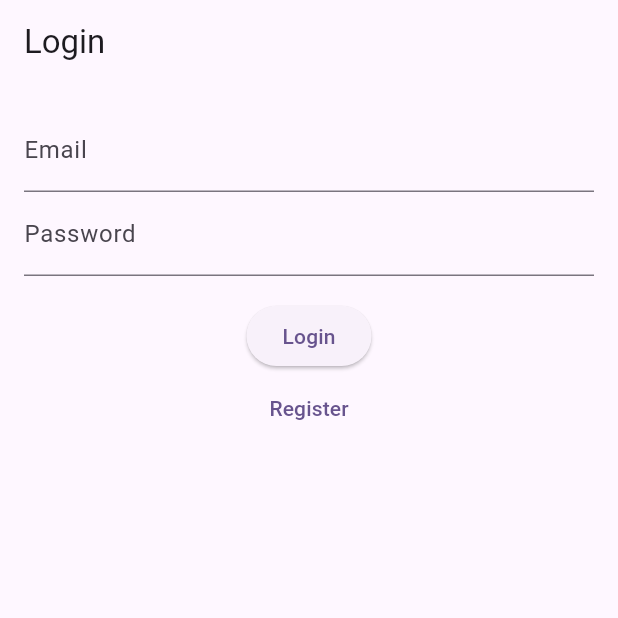
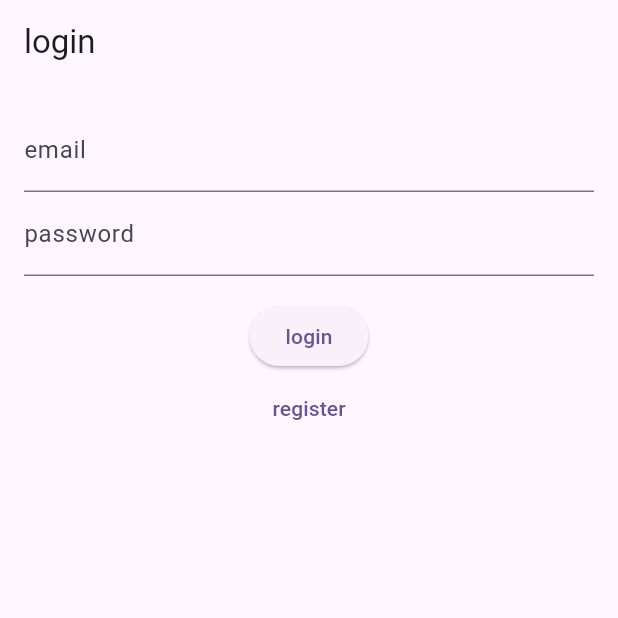
Before and after one commit to geonidas6/Laryo, a Flutter app: the screen it shows after launch, on a phone screen of 412 x 824 dp, the top half of it. Run offline on Flutter 3.47's test engine with Material 3 defaults, Android fonts, the phone set to English and light mode, and no system bars; our stand-ins replace easy_localization, flutter_dotenv, shared_preferences; network calls fail.

```diff
--- a/flutterapp/lib/main.dart
+++ b/flutterapp/lib/main.dart
@@ -1,15 +1,26 @@
 import 'package:flutter/material.dart';
+import 'package:easy_localization/easy_localization.dart';
 import 'package:flutter_dotenv/flutter_dotenv.dart';
 import 'services/auth_service.dart';
+import 'services/translation_service.dart';
 import 'screens/login_screen.dart';
 import 'screens/profile_screen.dart';
 
 Future<void> main() async {
   WidgetsFlutterBinding.ensureInitialized();
+  await EasyLocalization.ensureInitialized();
   await dotenv.load(fileName: '.env');
   final auth = AuthService();
   final token = await auth.getToken();
-  runApp(MyApp(initialToken: token));
+  runApp(
+    EasyLocalization(
+      supportedLocales: const [Locale('en'), Locale('fr')],
+      fallbackLocale: const Locale('en'),
+      path: '',
+      assetLoader: ApiAssetLoader(),
+      child: MyApp(initialToken: token),
+    ),
+  );
 }
 
 class MyApp extends StatelessWidget {
@@ -23,6 +34,9 @@ class MyApp extends StatelessWidget {
       theme: ThemeData(
         colorScheme: ColorScheme.fromSeed(seedColor: Colors.deepPurple),
       ),
+      localizationsDelegates: context.localizationDelegates,
+      supportedLocales: context.supportedLocales,
+      locale: context.locale,
       home: initialToken == null ? const LoginScreen() : const ProfileScreen(),
     );
   }
--- a/flutterapp/lib/screens/login_screen.dart
+++ b/flutterapp/lib/screens/login_screen.dart
@@ -1,4 +1,5 @@
 import 'package:flutter/material.dart';
+import 'package:easy_localization/easy_localization.dart';
 import '../services/api_service.dart';
 import '../services/auth_service.dart';
 import 'profile_screen.dart';
@@ -36,14 +37,14 @@ class _LoginScreenState extends State<LoginScreen> {
       );
     } else {
       ScaffoldMessenger.of(context)
-          .showSnackBar(const SnackBar(content: Text('Login failed')));
+          .showSnackBar(SnackBar(content: Text('login_failed'.tr())));
     }
   }
 
   @override
   Widget build(BuildContext context) {
     return Scaffold(
-      appBar: AppBar(title: const Text('Login')),
+      appBar: AppBar(title: Text('login'.tr())),
       body: Padding(
         padding: const EdgeInsets.all(16.0),
         child: Form(
@@ -52,19 +53,19 @@ class _LoginScreenState extends State<LoginScreen> {
             children: [
               TextFormField(
                 controller: _emailController,
-                decoration: const InputDecoration(labelText: 'Email'),
-                validator: (v) => v == null || v.isEmpty ? 'Required' : null,
+                decoration: InputDecoration(labelText: 'email'.tr()),
+                validator: (v) => v == null || v.isEmpty ? 'required'.tr() : null,
               ),
               TextFormField(
                 controller: _passwordController,
-                decoration: const InputDecoration(labelText: 'Password'),
+                decoration: InputDecoration(labelText: 'password'.tr()),
                 obscureText: true,
-                validator: (v) => v == null || v.isEmpty ? 'Required' : null,
+                validator: (v) => v == null || v.isEmpty ? 'required'.tr() : null,
               ),
               const SizedBox(height: 16),
               ElevatedButton(
                 onPressed: _isLoading ? null : _submit,
-                child: const Text('Login'),
+                child: Text('login'.tr()),
               ),
               TextButton(
                 onPressed: () {
@@ -73,7 +74,7 @@ class _LoginScreenState extends State<LoginScreen> {
                         builder: (_) => const RegistrationScreen()),
                   );
                 },
-                child: const Text('Register'),
+                child: Text('register'.tr()),
               )
             ],
           ),
--- a/flutterapp/lib/screens/profile_screen.dart
+++ b/flutterapp/lib/screens/profile_screen.dart
@@ -1,4 +1,5 @@
 import 'package:flutter/material.dart';
+import 'package:easy_localization/easy_localization.dart';
 import '../services/api_service.dart';
 import '../services/auth_service.dart';
 import 'login_screen.dart';
@@ -40,7 +41,7 @@ class _ProfileScreenState extends State<ProfileScreen> {
   Widget build(BuildContext context) {
     return Scaffold(
       appBar: AppBar(
-        title: const Text('Profile'),
+        title: Text('profile'.tr()),
         actions: [
           IconButton(onPressed: _logout, icon: const Icon(Icons.logout))
         ],
@@ -48,7 +49,7 @@ class _ProfileScreenState extends State<ProfileScreen> {
       body: Center(
         child: _profile == null
             ? const CircularProgressIndicator()
-            : Text('Hello ${_profile!['name'] ?? ''}'),
+            : Text(tr('hello_name', namedArgs: {'name': _profile!['name'] ?? ''})),
       ),
     );
   }
--- a/flutterapp/pubspec.yaml
+++ b/flutterapp/pubspec.yaml
@@ -37,6 +37,7 @@ dependencies:
   http: ^1.1.0
   flutter_dotenv: ^5.0.2
   shared_preferences: ^2.2.2
+  easy_localization: ^3.0.2
 
 dev_dependencies:
   flutter_test:
```
Also changed, not shown: flutterapp/lib/screens/registration_screen.dart (+10 -9 lines), flutterapp/lib/services/translation_service.dart (added, +19 -0 lines), 7 other files.
